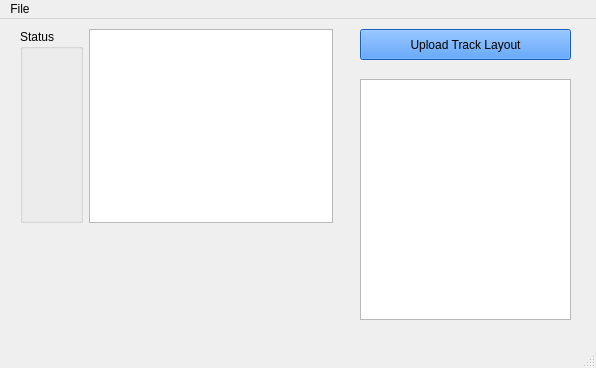
asmithie13/ECE-1140, file Track Model/Track_Model.ui: the form before one commit.
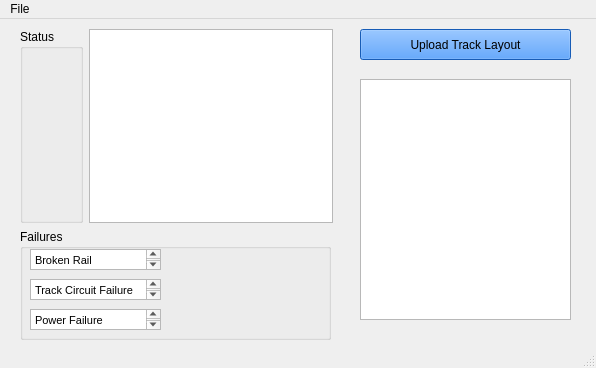
The form after the commit. Icons and pictures are not drawn.

```diff
--- a/Track Model/Track_Model.ui
+++ b/Track Model/Track_Model.ui
@@ -67,7 +67,7 @@
      <string/>
     </property>
    </widget>
-   <widget class="QWidget" name="">
+   <widget class="QWidget" name="layoutWidget">
     <property name="geometry">
      <rect>
       <x>20</x>
@@ -89,6 +89,71 @@
      </item>
     </layout>
    </widget>
+   <widget class="QGroupBox" name="groupBox">
+    <property name="geometry">
+     <rect>
+      <x>20</x>
+      <y>210</y>
+      <width>311</width>
+      <height>111</height>
+     </rect>
+    </property>
+    <property name="title">
+     <string>Failures</string>
+    </property>
+    <widget class="QTextEdit" name="textEdit">
+     <property name="geometry">
+      <rect>
+       <x>10</x>
+       <y>20</y>
+       <width>131</width>
+       <height>21</height>
+      </rect>
+     </property>
+     <property name="html">
+      <string>&lt;!DOCTYPE HTML PUBLIC &quot;-//W3C//DTD HTML 4.0//EN&quot; &quot;http://www.w3.org/TR/REC-html40/strict.dtd&quot;&gt;
+&lt;html&gt;&lt;head&gt;&lt;meta name=&quot;qrichtext&quot; content=&quot;1&quot; /&gt;&lt;style type=&quot;text/css&quot;&gt;
+p, li { white-space: pre-wrap; }
+&lt;/style&gt;&lt;/head&gt;&lt;body style=&quot; font-family:'MS Shell Dlg 2'; font-size:8pt; font-weight:400; font-style:normal;&quot;&gt;
+&lt;p style=&quot; margin-top:0px; margin-bottom:0px; margin-left:0px; margin-right:0px; -qt-block-indent:0; text-indent:0px;&quot;&gt;Broken Rail&lt;/p&gt;&lt;/body&gt;&lt;/html&gt;</string>
+     </property>
+    </widget>
+    <widget class="QTextEdit" name="textEdit_2">
+     <property name="geometry">
+      <rect>
+       <x>10</x>
+       <y>50</y>
+       <width>131</width>
+       <height>21</height>
+      </rect>
+     </property>
+     <property name="html">
+      <string>&lt;!DOCTYPE HTML PUBLIC &quot;-//W3C//DTD HTML 4.0//EN&quot; &quot;http://www.w3.org/TR/REC-html40/strict.dtd&quot;&gt;
+&lt;html&gt;&lt;head&gt;&lt;meta name=&quot;qrichtext&quot; content=&quot;1&quot; /&gt;&lt;style type=&quot;text/css&quot;&gt;
+p, li { white-space: pre-wrap; }
+&lt;/style&gt;&lt;/head&gt;&lt;body style=&quot; font-family:'MS Shell Dlg 2'; font-size:8pt; font-weight:400; font-style:normal;&quot;&gt;
+&lt;p style=&quot; margin-top:0px; margin-bottom:0px; margin-left:0px; margin-right:0px; -qt-block-indent:0; text-indent:0px;&quot;&gt;Track Circuit Failure&lt;/p&gt;&lt;/body&gt;&lt;/html&gt;</string>
+     </property>
+    </widget>
+    <widget class="QTextEdit" name="textEdit_3">
+     <property name="geometry">
+      <rect>
+       <x>10</x>
+       <y>80</y>
+       <width>131</width>
+       <height>21</height>
+      </rect>
+     </property>
+     <property name="html">
+      <string>&lt;!DOCTYPE HTML PUBLIC &quot;-//W3C//DTD HTML 4.0//EN&quot; &quot;http://www.w3.org/TR/REC-html40/strict.dtd&quot;&gt;
+&lt;html&gt;&lt;head&gt;&lt;meta name=&quot;qrichtext&quot; content=&quot;1&quot; /&gt;&lt;style type=&quot;text/css&quot;&gt;
+p, li { white-space: pre-wrap; }
+&lt;/style&gt;&lt;/head&gt;&lt;body style=&quot; font-family:'MS Shell Dlg 2'; font-size:8pt; font-weight:400; font-style:normal;&quot;&gt;
+&lt;p style=&quot; margin-top:0px; margin-bottom:0px; margin-left:0px; margin-right:0px; -qt-block-indent:0; text-indent:0px;&quot;&gt;Power Failure&lt;/p&gt;
+&lt;p style=&quot;-qt-paragraph-type:empty; margin-top:0px; margin-bottom:0px; margin-left:0px; margin-right:0px; -qt-block-indent:0; text-indent:0px;&quot;&gt;&lt;br /&gt;&lt;/p&gt;&lt;/body&gt;&lt;/html&gt;</string>
+     </property>
+    </widget>
+   </widget>
   </widget>
   <widget class="QMenuBar" name="menubar">
    <property name="geometry">
```
